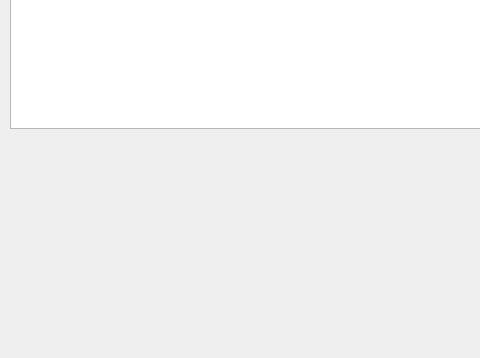
Before: the Qt Designer form mainwindow.ui in kazuki-9/humbat, drawn with Qt 5; both pictures show x 0 to 480 and y 242 to 600 of the 800 by 600 pixel window.
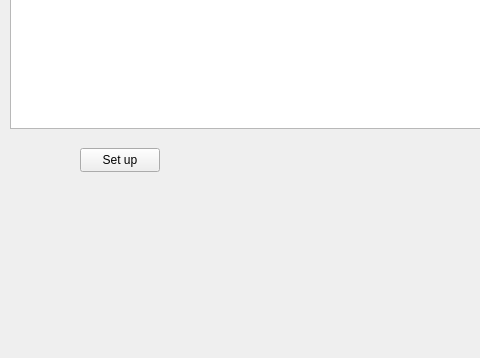
After: the same form once the commit is applied. Custom widgets are drawn as their Qt base class.

```diff
--- a/mainwindow.ui
+++ b/mainwindow.ui
@@ -24,6 +24,19 @@
      </rect>
     </property>
    </widget>
+   <widget class="QPushButton" name="setup_flowers">
+    <property name="geometry">
+     <rect>
+      <x>80</x>
+      <y>390</y>
+      <width>80</width>
+      <height>24</height>
+     </rect>
+    </property>
+    <property name="text">
+     <string>Set up</string>
+    </property>
+   </widget>
   </widget>
   <widget class="QMenuBar" name="menubar">
    <property name="geometry">
```
